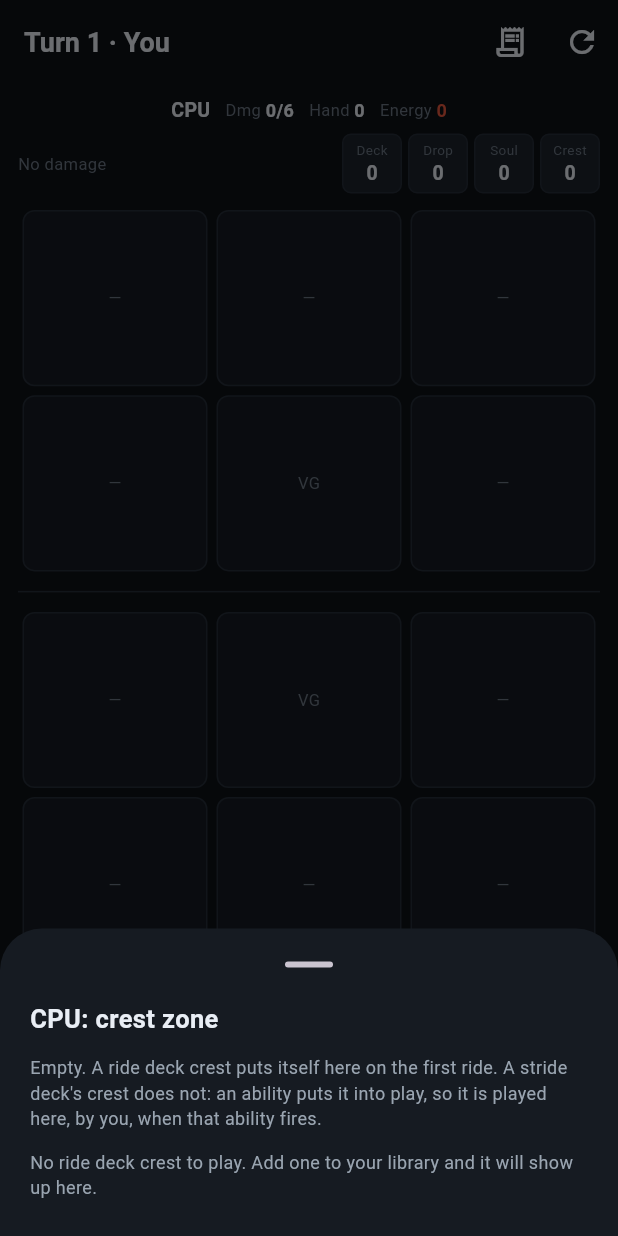
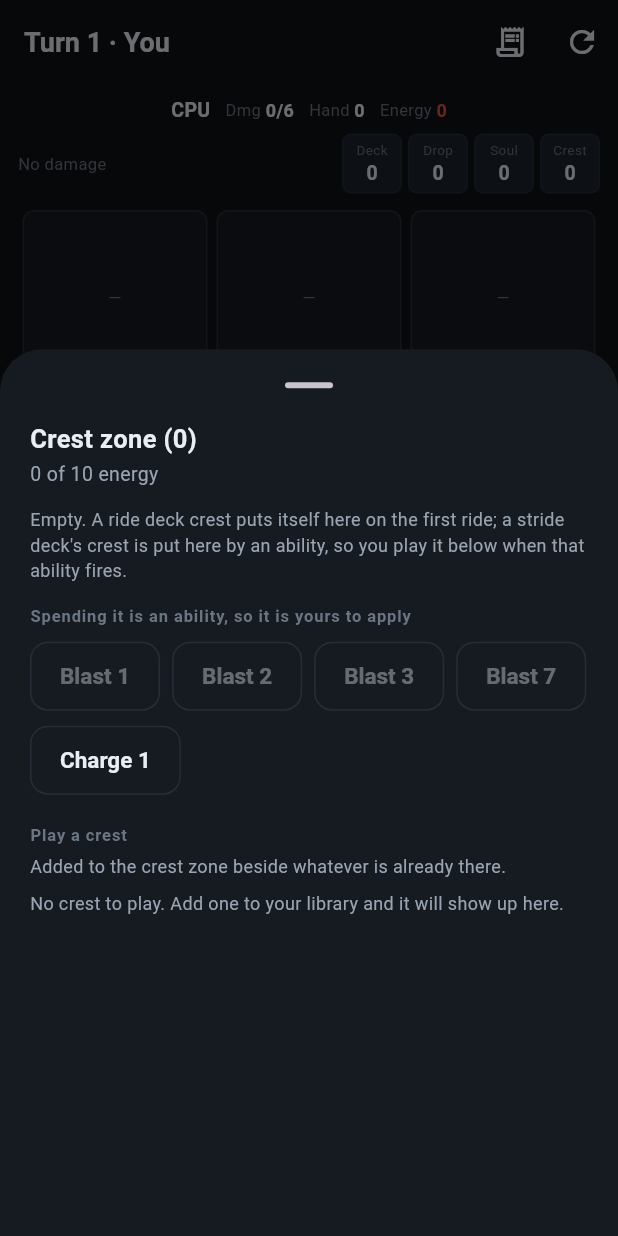
Before and after one commit to lepenguin22/TCG, a Flutter app: the PlaytestScreen screen opened directly with empty values, after a tap on "Keep this hand", after a tap on "Crest", on a phone screen of 412 x 824 dp. Run offline on Flutter 3.47's test engine with Material 3 defaults, Android fonts, the phone set to English and light mode, and no system bars; our stand-ins replace cached_network_image, shared_preferences; accounts and stored records are empty.

Commit message:
The crest zone holds more than one crest
Playing a stride deck's crest asked for the Energy Generator to be taken out
first, because the crest zone was a single slot: one card, in play or not.
In the game it is a zone, and a Divinez deck playing a Nightrose crest keeps
its generator -- both sit there, and both do what they say.

So the side holds a list of crests rather than one. The ride deck crest
waits in rideCrest until the first ride puts it in the zone; a crest played
by hand is added beside whatever is there and never replaces it; each can be
taken out on its own. What the zone charges each ride phase is the sum of
what each crest charges, read off its own text, so a generator and a stride
crest together charge three.

The sheet is the zone now: what is in it, what each one charges, a way out
for each, and the list of crests that could be added underneath -- rather
than a chooser that only appeared when the zone was empty.

Co-Authored-By: Claude Opus 5 <noreply@anthropic.com>
Claude-Session: https://claude.ai/code/session_016ajuunbXxV7kooiP4cxDd8

```diff
--- a/lib/playtest/playtest_controller.dart
+++ b/lib/playtest/playtest_controller.dart
@@ -405,8 +405,8 @@ class PlaytestController extends ChangeNotifier {
     _sync();
   }
 
-  void removeCrest(PlaytestSide side) {
-    engine.removeCrest(side);
+  void removeCrest(PlaytestSide side, GameCard crest) {
+    engine.removeCrest(side, crest);
     _sync();
   }
 
--- a/lib/playtest/playtest_engine.dart
+++ b/lib/playtest/playtest_engine.dart
@@ -121,7 +121,7 @@ class PlaytestEngine {
     final crestIndex = side.rideDeck.indexWhere(
       (c) => c.cardType == 'ride-deck-crest',
     );
-    if (crestIndex >= 0) side.crest = side.rideDeck.removeAt(crestIndex);
+    if (crestIndex >= 0) side.rideCrest = side.rideDeck.removeAt(crestIndex);
 
     final firstIndex = side.rideDeck.indexWhere((c) => c.grade == 0);
     if (firstIndex < 0) return;
@@ -213,20 +213,15 @@ class PlaytestEngine {
   /// crest charges on its own from the next ride phase, and pays the three
   /// its text owes whoever went second, since that is what the card says.
   void playCrest(PlaytestSide side, CardDefinition card) {
-    side.crest = GameCard(_nextInstanceId++, card);
-    side.crestInPlay = false;
-    _placeCrest(side);
+    _enterCrestZone(side, GameCard(_nextInstanceId++, card));
   }
 
   /// Takes the crest back out of the crest zone.
   ///
   /// The energy it charged stays: it was spent or it was not, and taking the
   /// card away does not unspend it.
-  void removeCrest(PlaytestSide side) {
-    final crest = side.crest;
-    if (crest == null) return;
-    side.crest = null;
-    side.crestInPlay = false;
+  void removeCrest(PlaytestSide side, GameCard crest) {
+    if (!side.crestZone.remove(crest)) return;
     state.note(
       '${side.name} takes ${crest.name} out of the crest zone.',
       by: side,
@@ -238,20 +233,23 @@ class PlaytestEngine {
   /// Read off the crest where its text says, so a crest printing a different
   /// number is followed rather than overruled. Three is the Energy Generator's
   /// number and the default for a crest whose text the database never carried.
-  int crestCharge(PlaytestSide side) {
-    final crest = side.crest;
-    if (crest == null) return 0;
+  int crestCharge(PlaytestSide side) =>
+      side.crestZone.fold(0, (sum, crest) => sum + chargeOf(crest));
+
+  /// What one crest charges every ride phase, off its own text.
+  ///
+  /// A crest whose text says nothing about energy charges none: a stride
+  /// deck's crest is permission to stride, not an energy engine. The three is
+  /// only for a crest with no text at all, which is the Energy Generator as
+  /// the database once carried it -- blank, and charging three in every game
+  /// that has ever been played with it.
+  int chargeOf(GameCard crest) {
     final match = RegExp(
       r'Energy-Charge\s+(\d+)',
       caseSensitive: false,
     ).firstMatch(crest.effect);
     final printed = int.tryParse(match?.group(1) ?? '');
     if (printed != null) return printed;
-    // A crest whose text says nothing about energy charges none: a stride
-    // deck's crest is permission to stride, not an energy engine. The three
-    // is only for a crest with no text at all, which is the Energy Generator
-    // as the database once carried it -- blank, and charging three in every
-    // game that has ever been played with it.
     return crest.effect.trim().isEmpty ? 3 : 0;
   }
 
@@ -391,15 +389,27 @@ class PlaytestEngine {
   /// went first has already passed the beginning of their ride phase with no
   /// crest in play, so they charge nothing on turn one.
   void _placeCrest(PlaytestSide side) {
-    final crest = side.crest;
-    if (crest == null || side.crestInPlay) return;
-    side.crestInPlay = true;
+    final crest = side.rideCrest;
+    if (crest == null) return;
+    side.rideCrest = null;
+    _enterCrestZone(side, crest);
+  }
+
+  /// Puts one crest into the crest zone, however it got there.
+  ///
+  /// Whatever is already in the zone stays: a deck can hold the Energy
+  /// Generator and a stride deck's crest at the same time, and playing the
+  /// second must not cost the first.
+  void _enterCrestZone(PlaytestSide side, GameCard crest) {
+    side.crestZone.add(crest);
     state.note(
       '${side.name} puts ${crest.name} into the crest zone.',
       by: side,
     );
+    // "and if you went second, [Energy-Charge 3]" -- the crest's own clause,
+    // paid by the crest arriving rather than by the turn.
     if (!side.goesFirst) {
-      _chargeEnergy(side, crestCharge(side));
+      _chargeEnergy(side, chargeOf(crest));
     }
   }
 
--- a/lib/playtest/playtest_state.dart
+++ b/lib/playtest/playtest_state.dart
@@ -187,16 +187,24 @@ class PlaytestSide {
   /// "[CONT]:You may have up to ten energy."
   static const energyCap = 10;
 
-  /// The ride deck crest this deck brought, if it has one.
-  GameCard? crest;
+  /// The ride deck crest this deck brought, while it is still in the ride
+  /// deck. It moves into the crest zone on the first ride.
+  GameCard? rideCrest;
 
-  /// Whether the crest has reached the crest zone.
+  /// The crest zone.
   ///
-  /// It gets there on the first ride, not at the start of the game, and that
-  /// timing is the whole of the first turn energy rule: the charge happens at
-  /// the beginning of the ride phase, and on turn one the crest is not there
-  /// yet to do it.
-  bool crestInPlay = false;
+  /// A list, because a player can have more than one crest in it at once: the
+  /// Energy Generator out of the ride deck, and a stride deck's own crest put
+  /// there by an ability, both at the same time.
+  final List<GameCard> crestZone = [];
+
+  /// Whether anything is in the crest zone.
+  ///
+  /// A ride deck crest gets there on the first ride, not at the start of the
+  /// game, and that timing is the whole of the first turn energy rule: the
+  /// charge happens at the beginning of the ride phase, and on turn one the
+  /// crest is not there yet to do it.
+  bool get crestInPlay => crestZone.isNotEmpty;
 
   /// Whether this side took the first turn of the game. The crest pays the
   /// player who went second three energy to make up for it.
--- a/lib/screens/playtest_screen.dart
+++ b/lib/screens/playtest_screen.dart
@@ -813,120 +813,20 @@ void _showDeckSheet(
   );
 }
 
-/// The ride deck crest: what it says, and the energy it has charged.
+/// The crest zone: what is in it, what it charges, and what can be added.
+///
+/// A zone rather than a slot, because a player can hold more than one crest at
+/// once -- the Energy Generator out of the ride deck and a stride deck's own
+/// crest beside it. Playing the second must not cost the first, so this shows
+/// what is there and offers what else could be, rather than making one crest
+/// the only crest.
 void _showCrestSheet(
   BuildContext context,
   PlaytestController game,
   PlaytestSide side,
 ) {
-  final crest = side.crest;
-  if (crest == null) {
-    _showCrestChooser(context, game, side);
-    return;
-  }
-  final charge = game.engine.crestCharge(side);
-
-  showModalBottomSheet<void>(
-    context: context,
-    backgroundColor: AppColors.surface,
-    showDragHandle: true,
-    isScrollControlled: true,
-    builder: (sheetContext) => SafeArea(
-      child: SingleChildScrollView(
-        // The power field brings up the keyboard, so the sheet is padded
-        // out from under it rather than left half covered.
-        padding: EdgeInsets.fromLTRB(
-          20,
-          0,
-          20,
-          24 + MediaQuery.viewInsetsOf(sheetContext).bottom,
-        ),
-        child: Column(
-          mainAxisSize: MainAxisSize.min,
-          crossAxisAlignment: CrossAxisAlignment.start,
-          children: [
-            _CardHeading(card: crest),
-            const SizedBox(height: 14),
-            Text(
-              !side.crestInPlay
-                  ? 'Still in the ride deck. It reaches the crest zone on the '
-                        'first ride — which is why whoever goes first charges '
-                        'nothing on turn one.'
-                  : charge == 0
-                  // A stride deck's crest charges nothing: it is permission
-                  // to stride, not an energy engine, and saying it charges
-                  // zero every turn would read as a fault.
-                  ? 'In the crest zone. It charges no energy of its own — '
-                        'what it does is on the card.'
-                  : '${side.energy} energy, of a maximum of '
-                        '${PlaytestSide.energyCap}. It charges $charge at the '
-                        'beginning of every one of ${side.name == 'You' ? 'your' : 'its'} '
-                        'ride phases, on its own.',
-              style: const TextStyle(
-                color: AppColors.textMuted,
-                fontSize: 12,
-                height: 1.45,
-              ),
-            ),
-            const SizedBox(height: 14),
-            const Text(
-              'Spending it is an ability, so it is yours to apply',
-              style: TextStyle(
-                color: AppColors.textFaint,
-                fontSize: 11,
-                letterSpacing: 0.6,
-                fontWeight: FontWeight.w700,
-              ),
-            ),
-            const SizedBox(height: 8),
-            Wrap(
-              spacing: 8,
-              runSpacing: 8,
-              children: [
-                for (final cost in [1, 2, 3, 7])
-                  OutlinedButton(
-                    onPressed: side.energy < cost
-                        ? null
-                        : () => game.setEnergy(side, side.energy - cost),
-                    child: Text('Blast $cost'),
-                  ),
-                OutlinedButton(
-                  onPressed: () => game.setEnergy(side, side.energy + 1),
-                  child: const Text('Charge 1'),
-                ),
-              ],
-            ),
-            const SizedBox(height: 14),
-            // A crest played by hand is one chosen by hand, so it can be
-            // chosen again. A crest that came out of the ride deck goes back
-            // the same way, which is what makes a mis-tap recoverable.
-            OutlinedButton(
-              onPressed: () {
-                game.removeCrest(side);
-                Navigator.of(sheetContext).pop();
-              },
-              child: const Text('Take it out of the crest zone'),
-            ),
-          ],
-        ),
-      ),
-    ),
-  );
-}
-
-/// Choosing a crest to play, for a deck that brings none of its own.
-///
-/// A Divinez deck carries its crest in its ride deck and never needs this. A
-/// stride deck carries none at all, so the crest a playtest wants has to be
-/// named -- and the ones worth naming are the ones the card database knows,
-/// plus anything the player has entered themselves.
-void _showCrestChooser(
-  BuildContext context,
-  PlaytestController game,
-  PlaytestSide side,
-) {
+  final definition = gameById(game.gameId);
   final store = context.read<DeckStore>();
-  final definition = gameById(game.gameId);
   final fromLibrary = store.cards
       .where(
         (card) =>
@@ -941,7 +841,10 @@ void _showCrestChooser(
     showDragHandle: true,
     isScrollControlled: true,
     builder: (sheetContext) => SafeArea(
-      child: FutureBuilder<List<CatalogCard>>(
+      child: DraggableScrollableSheet(
+        expand: false,
+        initialChildSize: 0.7,
+        builder: (_, scrollController) => FutureBuilder<List<CatalogCard>>(
           future: _crestOptions(context, definition),
           builder: (builderContext, snapshot) {
             final catalogCrests = snapshot.data ?? const <CatalogCard>[];
@@ -959,32 +862,131 @@ void _showCrestChooser(
                   ),
             ];
 
-          return SingleChildScrollView(
+            return ListView(
+              controller: scrollController,
               padding: const EdgeInsets.fromLTRB(20, 0, 20, 24),
-            child: Column(
-              mainAxisSize: MainAxisSize.min,
-              crossAxisAlignment: CrossAxisAlignment.start,
-              children: [
-                SectionHeader(title: '${side.name}: crest zone'),
+              children: [
+                SectionHeader(
+                  title: 'Crest zone (${side.crestZone.length})',
+                  caption: '${side.energy} of ${PlaytestSide.energyCap} energy',
+                ),
+                if (side.rideCrest != null)
+                  Text(
+                    '${side.rideCrest!.name} is still in the ride deck. It '
+                    'reaches the crest zone on the first ride — which is why '
+                    'whoever goes first charges nothing on turn one.',
+                    style: const TextStyle(
+                      color: AppColors.textMuted,
+                      fontSize: 12,
+                    ),
+                  ),
+                if (side.crestZone.isEmpty && side.rideCrest == null)
                   const Text(
                     'Empty. A ride deck crest puts itself here on the first '
-                  'ride. A stride deck\'s crest does not: an ability puts it '
-                  'into play, so it is played here, by you, when that '
-                  'ability fires.',
+                    'ride; a stride deck\'s crest is put here by an ability, '
+                    'so you play it below when that ability fires.',
                     style: TextStyle(color: AppColors.textMuted, fontSize: 12),
                   ),
-                const SizedBox(height: 12),
+
+                // What is in the zone, each with what it charges and a way
+                // back out. One crest leaving never disturbs the others.
+                for (final crest in side.crestZone) ...[
+                  const SizedBox(height: 14),
+                  _CardHeading(card: crest),
+                  const SizedBox(height: 8),
+                  Row(
+                    children: [
+                      Expanded(
+                        child: Text(
+                          game.engine.chargeOf(crest) == 0
+                              ? 'Charges no energy of its own — what it does '
+                                    'is on the card.'
+                              : 'Charges ${game.engine.chargeOf(crest)} at the '
+                                    'beginning of every ride phase, on its own.',
+                          style: const TextStyle(
+                            color: AppColors.textMuted,
+                            fontSize: 12,
+                          ),
+                        ),
+                      ),
+                      TextButton(
+                        onPressed: () {
+                          game.removeCrest(side, crest);
+                          Navigator.of(sheetContext).pop();
+                        },
+                        child: const Text('Take it out'),
+                      ),
+                    ],
+                  ),
+                ],
+
+                const SizedBox(height: 14),
+                const Text(
+                  'Spending it is an ability, so it is yours to apply',
+                  style: TextStyle(
+                    color: AppColors.textFaint,
+                    fontSize: 11,
+                    letterSpacing: 0.6,
+                    fontWeight: FontWeight.w700,
+                  ),
+                ),
+                const SizedBox(height: 8),
+                Wrap(
+                  spacing: 8,
+                  runSpacing: 8,
+                  children: [
+                    for (final cost in [1, 2, 3, 7])
+                      OutlinedButton(
+                        onPressed: side.energy < cost
+                            ? null
+                            : () => game.setEnergy(side, side.energy - cost),
+                        child: Text('Blast $cost'),
+                      ),
+                    OutlinedButton(
+                      onPressed: () => game.setEnergy(side, side.energy + 1),
+                      child: const Text('Charge 1'),
+                    ),
+                  ],
+                ),
+
+                const SizedBox(height: 18),
+                const Text(
+                  'Play a crest',
+                  style: TextStyle(
+                    color: AppColors.textFaint,
+                    fontSize: 11,
+                    letterSpacing: 0.6,
+                    fontWeight: FontWeight.w700,
+                  ),
+                ),
+                const SizedBox(height: 4),
+                const Text(
+                  'Added to the crest zone beside whatever is already there.',
+                  style: TextStyle(color: AppColors.textMuted, fontSize: 12),
+                ),
                 if (snapshot.connectionState == ConnectionState.waiting)
-                  const Text(
+                  const Padding(
+                    padding: EdgeInsets.only(top: 8),
+                    child: Text(
                       'Reading the card database…',
-                    style: TextStyle(color: AppColors.textFaint, fontSize: 12),
+                      style: TextStyle(
+                        color: AppColors.textFaint,
+                        fontSize: 12,
+                      ),
+                    ),
                   ),
                 if (snapshot.connectionState != ConnectionState.waiting &&
                     options.isEmpty)
-                  const Text(
-                    'No ride deck crest to play. Add one to your library and '
-                    'it will show up here.',
-                    style: TextStyle(color: AppColors.textMuted, fontSize: 12),
+                  const Padding(
+                    padding: EdgeInsets.only(top: 8),
+                    child: Text(
+                      'No crest to play. Add one to your library and it will '
+                      'show up here.',
+                      style: TextStyle(
+                        color: AppColors.textMuted,
+                        fontSize: 12,
+                      ),
+                    ),
                   ),
                 for (final option in options)
                   ListTile(
@@ -1001,8 +1003,8 @@ void _showCrestChooser(
                       ),
                     ),
                     subtitle: Text(
-                      option.attributes['effect']?.split('\n').last ??
-                          'A ride deck crest.',
+                      option.attributes['effect']?.split('\n').first ??
+                          'A crest.',
                       maxLines: 2,
                       overflow: TextOverflow.ellipsis,
                       style: const TextStyle(
@@ -1019,9 +1021,9 @@ void _showCrestChooser(
                     ),
                   ),
               ],
-            ),
-          );
-        },
+            );
+          },
+        ),
       ),
     ),
   );
```
Also changed, not shown: 3 other files. Lines whose indentation alone changed are shown as unchanged.
